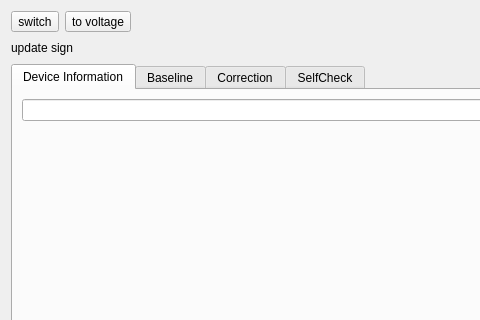
The window that src/mode/FormProduce/formproduce.ui (MRsoymilk/MySerial) describes before a commit, drawn with Qt 5; both pictures show x 0 to 480 and y 0 to 320 of the 767 by 577 pixel window.
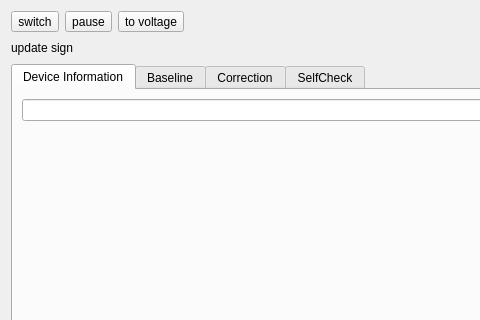
The same window after the commit.

Commit message: FormProduce: add pause

```diff
--- a/src/mode/FormProduce/formproduce.ui
+++ b/src/mode/FormProduce/formproduce.ui
@@ -268,6 +268,16 @@
        </property>
       </widget>
      </item>
+     <item>
+      <widget class="QToolButton" name="tBtnPause">
+       <property name="text">
+        <string>pause</string>
+       </property>
+       <property name="checkable">
+        <bool>true</bool>
+       </property>
+      </widget>
+     </item>
      <item>
       <widget class="QToolButton" name="tBtnToVoltage">
        <property name="text">
```
The commit also changes 2 other files.
